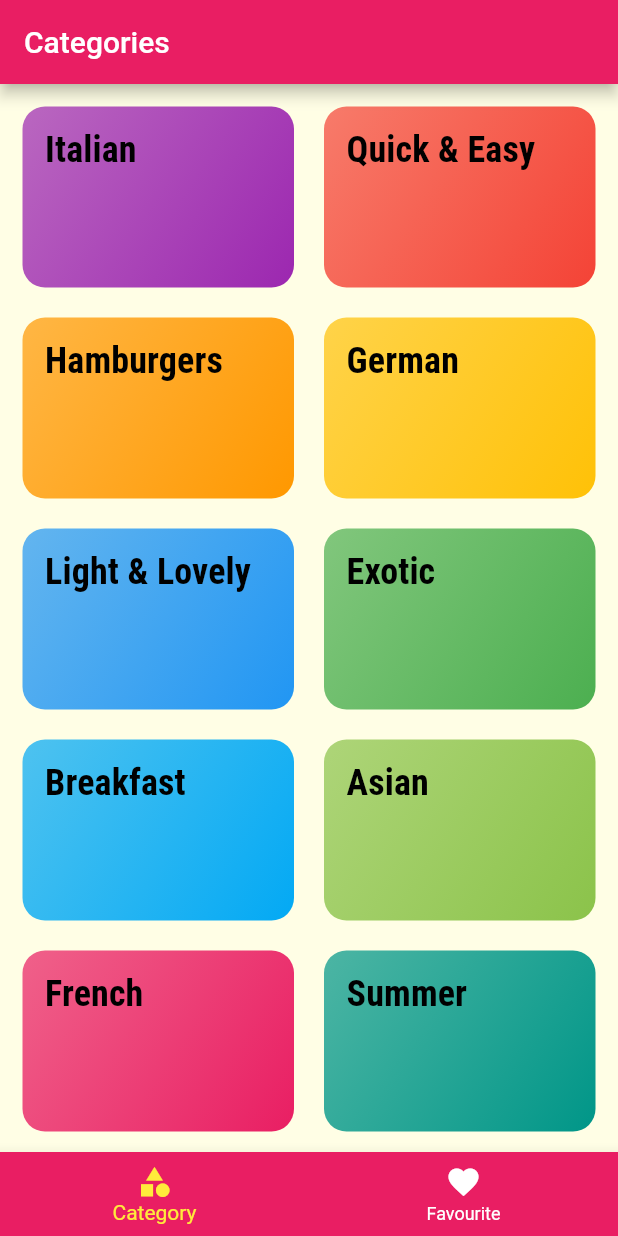
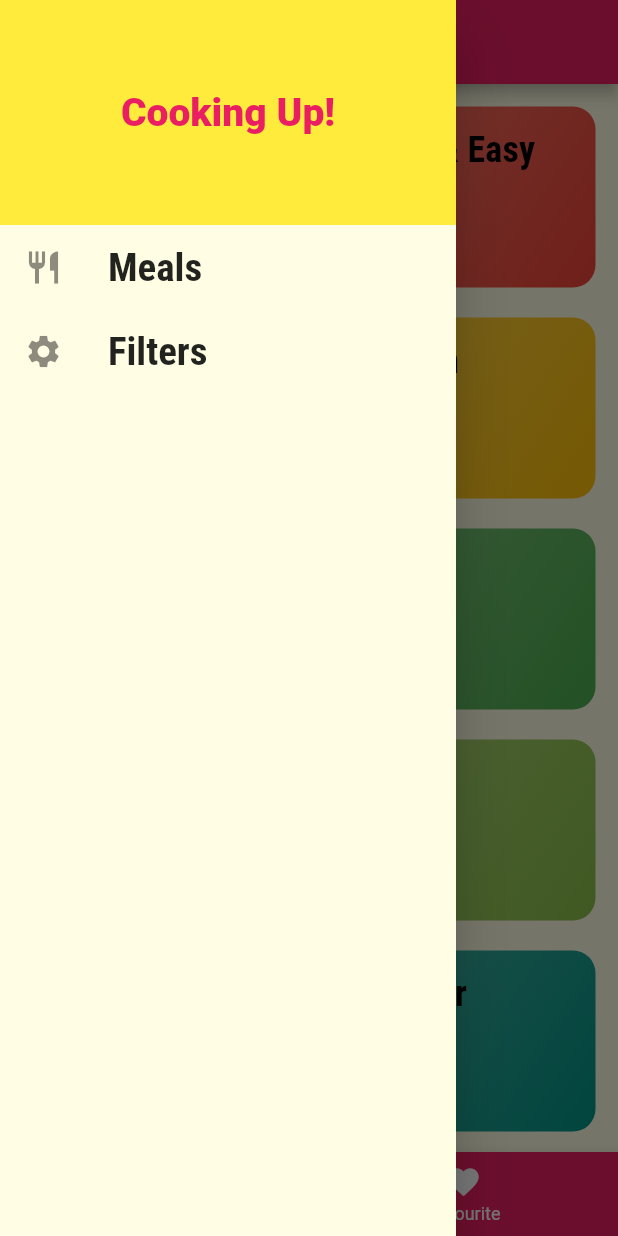
Before and after one commit to Devkahar/Meal-App, a Flutter app: the screen it shows after launch, with the side drawer open (before the commit the screen has no drawer), on a phone screen of 412 x 824 dp. Run offline on Flutter 3.47's test engine with Material 2 defaults, Android fonts, the phone set to English and light mode, and no system bars.

Commit message:
Added Drawer

```diff
--- a/lib/main.dart
+++ b/lib/main.dart
@@ -1,5 +1,6 @@
 import 'package:flutter/material.dart';
-import 'package:mealsapp/pages/meal_detail_screen.dart';
+import '/pages/filter_screen.dart';
+import '/pages/meal_detail_screen.dart';
 import './pages/categories_meal_screen.dart';
 import './pages/categories_screen.dart';
 import 'pages/tabs_screen.dart';
@@ -12,6 +13,7 @@ class MyApp extends StatelessWidget {
   const MyApp({Key? key}) : super(key: key);
 
   @override
+
   Widget build(BuildContext context) {
     return MaterialApp(
       title: 'Meals App',
@@ -36,6 +38,7 @@ class MyApp extends StatelessWidget {
         '/': (ctx) => const TabsScreen(),
         '/category-meals': (ctx) => const CategoryMealScreen(),
         '/meal-detail': (ctx)=> const MealDetail(),
+        '/filter': (ctx)=> const FilterScreen(),
       },
     );
   }
--- /dev/null
+++ b/lib/pages/filter_screen.dart
@@ -0,0 +1,13 @@
+import 'package:flutter/material.dart';
+
+class FilterScreen extends StatelessWidget {
+  const FilterScreen({Key? key}) : super(key: key);
+
+  @override
+  Widget build(BuildContext context) {
+    return Scaffold(
+      appBar: AppBar(title: Text('Filter Page'),),
+      body: Text("Filter"),
+    );
+  }
+}
--- a/lib/pages/tabs_screen.dart
+++ b/lib/pages/tabs_screen.dart
@@ -1,4 +1,5 @@
 import 'package:flutter/material.dart';
+import 'package:mealsapp/widgets/main_drawer.dart';
 import '../pages/categories_screen.dart';
 import '../pages/favourite_screen.dart';
 
@@ -11,14 +12,11 @@ class TabsScreen extends StatefulWidget {
 
 class _TabsScreenState extends State<TabsScreen> {
   var _pageIndex = 0;
-
   final titles = ['Categories', 'Your Favorites'];
-
   void _selectPage(index) {
     setState(() {
       _pageIndex = index;
     });
-
     print('_pageIndex: $_pageIndex');
   }
 
@@ -31,6 +29,7 @@ class _TabsScreenState extends State<TabsScreen> {
         ),
         //title: Text(_pages[_pageIndex]['title'] as String),
       ),
+      drawer: MainDrawer(),
       body: IndexedStack(
         index: _pageIndex,
         children: const [
--- /dev/null
+++ b/lib/widgets/main_drawer.dart
@@ -0,0 +1,54 @@
+
+
+import 'package:flutter/material.dart';
+
+class MainDrawer extends StatelessWidget {
+  const MainDrawer({Key? key}) : super(key: key);
+
+  @override
+  Widget build(BuildContext context,) {
+    Widget buildListTile(String title,IconData icon,String path){
+      return ListTile(
+        leading: Icon(
+          icon,
+          size: 26,
+        ),
+        title: Text(
+          title,
+          style: const TextStyle(
+            fontFamily: 'RobotoCondensed',
+            fontSize: 26,
+            fontWeight: FontWeight.bold,
+          ),
+        ),
+        onTap: (){
+            Navigator.of(context).pushReplacementNamed(path);
+        },
+      );
+    }
+    return Drawer(
+      child: SafeArea(
+        child: Column(
+          children: [
+            Container(
+              width: double.infinity,
+              height: 150,
+              color: Colors.yellow,
+              child: Center(
+                child: Text('Cooking Up!',style: TextStyle(
+                  fontSize: 26,
+                  fontWeight: FontWeight.w900,
+                  color: Theme.of(context).primaryColor,
+                ),
+                ),
+              ),
+            ),
+            buildListTile('Meals',Icons.restaurant,'/'),
+            buildListTile('Filters',Icons.settings,'/filter'),
+          ],
+        ),
+
+      ),
+    );
+  }
+}
```
